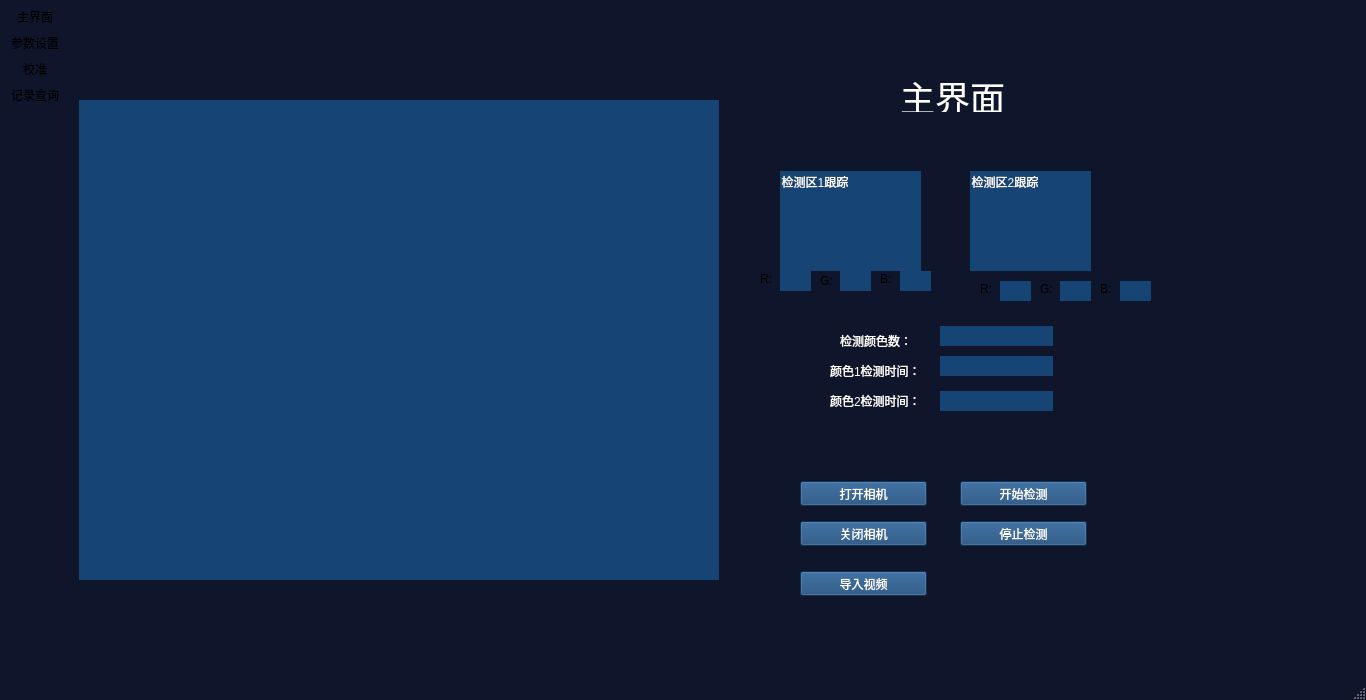
Qt form ColorDetect/ColorDetect/ColorDetect.ui (seafrog1984/ColorDetect) before a commit.
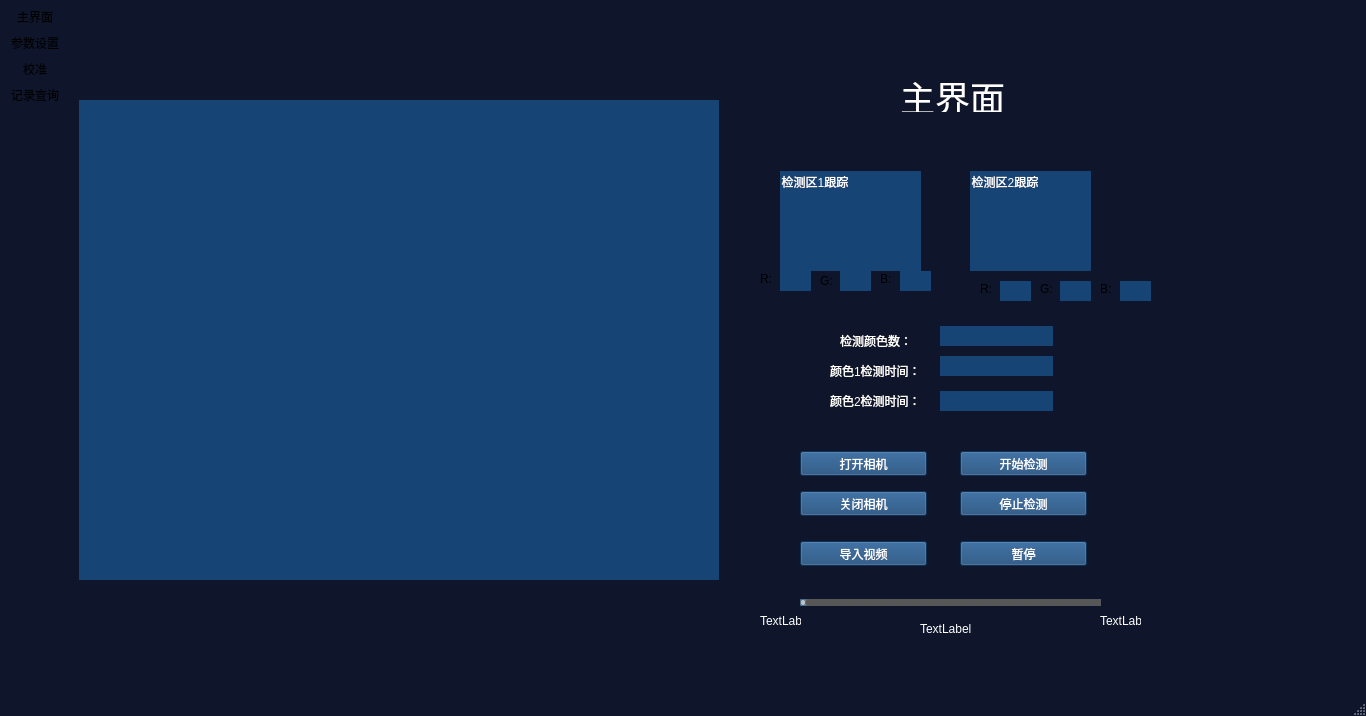
The same form after that commit. Icons and pictures are not drawn. Custom widgets are drawn as their Qt base class.

```diff
--- a/ColorDetect/ColorDetect/ColorDetect.ui
+++ b/ColorDetect/ColorDetect/ColorDetect.ui
@@ -7,7 +7,7 @@
     <x>0</x>
     <y>0</y>
     <width>1366</width>
-    <height>700</height>
+    <height>716</height>
    </rect>
   </property>
   <property name="windowTitle">
@@ -114,7 +114,71 @@
 background-color: rgb(22,68, 117);
 color:white;
 border:0px
-}</string>
+}
+
+QSlider::groove:horizontal {
+border: 1px solid #4A708B;
+background: #C0C0C0;
+height: 5px;
+border-radius: 1px;
+padding-left:-1px;
+padding-right:-1px;
+}
+
+QSlider::sub-page:horizontal {
+background: qlineargradient(x1:0, y1:0, x2:0, y2:1, 
+    stop:0 #B1B1B1, stop:1 #c4c4c4);
+background: qlineargradient(x1: 0, y1: 0.2, x2: 1, y2: 1,
+    stop: 0 #5DCCFF, stop: 1 #1874CD);
+border: 1px solid #4A708B;
+height: 10px;
+border-radius: 2px;
+}
+
+QSlider::add-page:horizontal {
+background: #575757;
+border: 0px solid #777;
+height: 10px;
+border-radius: 2px;
+}
+
+QSlider::handle:horizontal 
+{
+    background: qradialgradient(spread:pad, cx:0.5, cy:0.5, radius:0.5, fx:0.5, fy:0.5, 
+    stop:0.6 #45ADED, stop:0.778409 rgba(255, 255, 255, 255));
+
+    width: 11px;
+    margin-top: -3px;
+    margin-bottom: -3px;
+    border-radius: 5px;
+}
+
+QSlider::handle:horizontal:hover {
+    background: qradialgradient(spread:pad, cx:0.5, cy:0.5, radius:0.5, fx:0.5, fy:0.5, stop:0.6 #2A8BDA, 
+    stop:0.778409 rgba(255, 255, 255, 255));
+
+    width: 11px;
+    margin-top: -3px;
+    margin-bottom: -3px;
+    border-radius: 5px;
+}
+
+QSlider::sub-page:horizontal:disabled {
+background: #00009C;
+border-color: #999;
+}
+
+QSlider::add-page:horizontal:disabled {
+background: #eee;
+border-color: #999;
+}
+
+QSlider::handle:horizontal:disabled {
+background: #eee;
+border: 1px solid #aaa;
+border-radius: 4px;
+}
+</string>
      </property>
      <widget class="QLabel" name="label_46">
       <property name="geometry">
@@ -200,7 +264,7 @@
       <property name="geometry">
        <rect>
         <x>230</x>
-        <y>480</y>
+        <y>450</y>
         <width>127</width>
         <height>25</height>
        </rect>
@@ -213,7 +277,7 @@
       <property name="geometry">
        <rect>
         <x>230</x>
-        <y>440</y>
+        <y>410</y>
         <width>127</width>
         <height>25</height>
        </rect>
@@ -226,7 +290,7 @@
       <property name="geometry">
        <rect>
         <x>70</x>
-        <y>530</y>
+        <y>500</y>
         <width>127</width>
         <height>25</height>
        </rect>
@@ -242,7 +306,7 @@
       <property name="geometry">
        <rect>
         <x>70</x>
-        <y>480</y>
+        <y>450</y>
         <width>127</width>
         <height>25</height>
        </rect>
@@ -255,7 +319,7 @@
       <property name="geometry">
        <rect>
         <x>70</x>
-        <y>440</y>
+        <y>410</y>
         <width>127</width>
         <height>25</height>
        </rect>
@@ -498,6 +562,83 @@
        <string/>
       </property>
      </widget>
+     <widget class="QPushButton" name="btn_play">
+      <property name="geometry">
+       <rect>
+        <x>230</x>
+        <y>500</y>
+        <width>127</width>
+        <height>25</height>
+       </rect>
+      </property>
+      <property name="text">
+       <string>暂停</string>
+      </property>
+      <property name="shortcut">
+       <string>Ctrl+T</string>
+      </property>
+     </widget>
+     <widget class="QSlider" name="horizontalSlider">
+      <property name="geometry">
+       <rect>
+        <x>70</x>
+        <y>550</y>
+        <width>301</width>
+        <height>22</height>
+       </rect>
+      </property>
+      <property name="orientation">
+       <enum>Qt::Horizontal</enum>
+      </property>
+     </widget>
+     <widget class="QLabel" name="slider_label">
+      <property name="geometry">
+       <rect>
+        <x>190</x>
+        <y>580</y>
+        <width>72</width>
+        <height>15</height>
+       </rect>
+      </property>
+      <property name="styleSheet">
+       <string notr="true">color:white;</string>
+      </property>
+      <property name="text">
+       <string>TextLabel</string>
+      </property>
+     </widget>
+     <widget class="QLabel" name="label_min">
+      <property name="geometry">
+       <rect>
+        <x>30</x>
+        <y>570</y>
+        <width>41</width>
+        <height>20</height>
+       </rect>
+      </property>
+      <property name="styleSheet">
+       <string notr="true">color:white;</string>
+      </property>
+      <property name="text">
+       <string>TextLabel</string>
+      </property>
+     </widget>
+     <widget class="QLabel" name="label_max">
+      <property name="geometry">
+       <rect>
+        <x>370</x>
+        <y>570</y>
+        <width>41</width>
+        <height>20</height>
+       </rect>
+      </property>
+      <property name="styleSheet">
+       <string notr="true">color:white;</string>
+      </property>
+      <property name="text">
+       <string>TextLabel</string>
+      </property>
+     </widget>
     </widget>
     <widget class="QWidget" name="page_sys">
      <property name="styleSheet">
```
